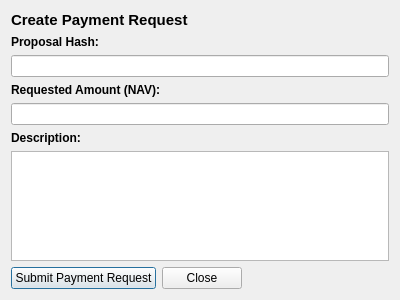
First picture: the form in src/qt/forms/communityfundcreatepaymentrequestdialog.ui, repository navcoin/navcoin-core, before the edit.
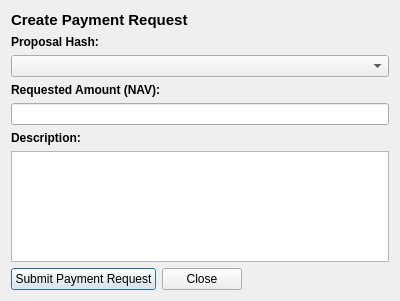
Second picture: the form after the edit. Custom widgets are drawn as their Qt base class.

```diff
--- a/src/qt/forms/communityfundcreatepaymentrequestdialog.ui
+++ b/src/qt/forms/communityfundcreatepaymentrequestdialog.ui
@@ -7,7 +7,7 @@
     <x>0</x>
     <y>0</y>
     <width>400</width>
-    <height>300</height>
+    <height>301</height>
    </rect>
   </property>
   <property name="windowTitle">
@@ -56,7 +56,7 @@
       </widget>
      </item>
      <item>
-      <widget class="QValidatedLineEdit" name="lineEditProposalHash"/>
+      <widget class="QComboBox" name="comboBoxProposalHash"/>
      </item>
      <item>
       <widget class="QLabel" name="labelRequestedAmountTitle">
@@ -142,11 +142,6 @@
    <header>navcoinamountfield.h</header>
    <container>1</container>
   </customwidget>
-  <customwidget>
-   <class>QValidatedLineEdit</class>
-   <extends>QLineEdit</extends>
-   <header>qvalidatedlineedit.h</header>
-  </customwidget>
   <customwidget>
    <class>QValidatedPlainTextEdit</class>
    <extends>QPlainTextEdit</extends>
```
